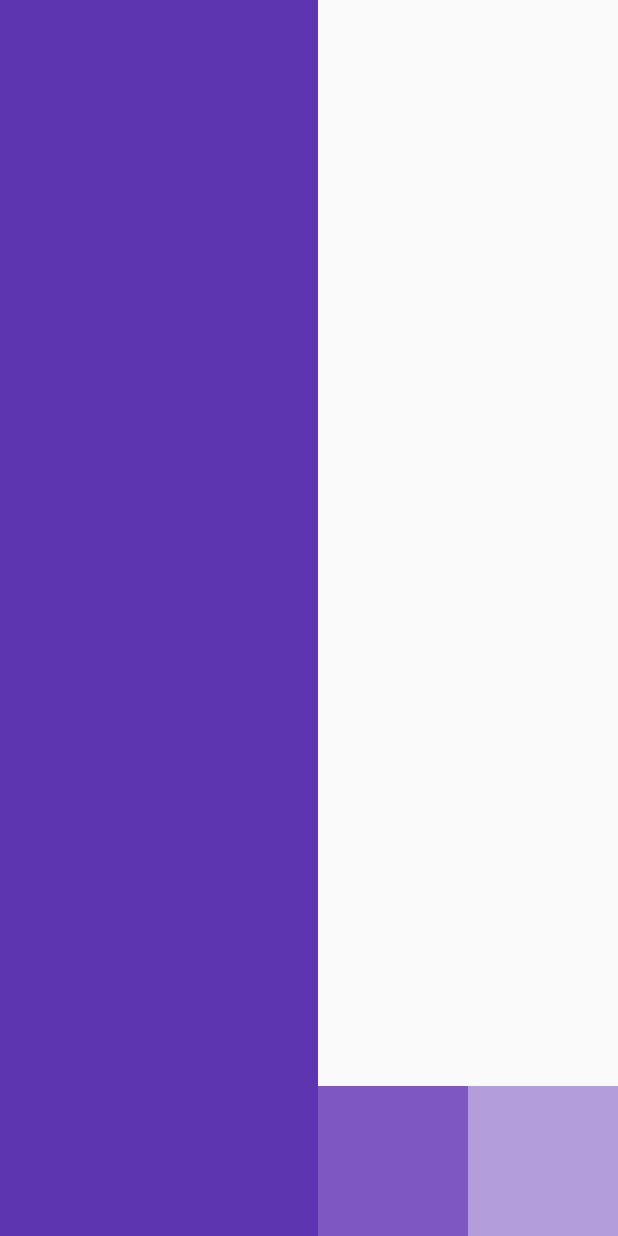
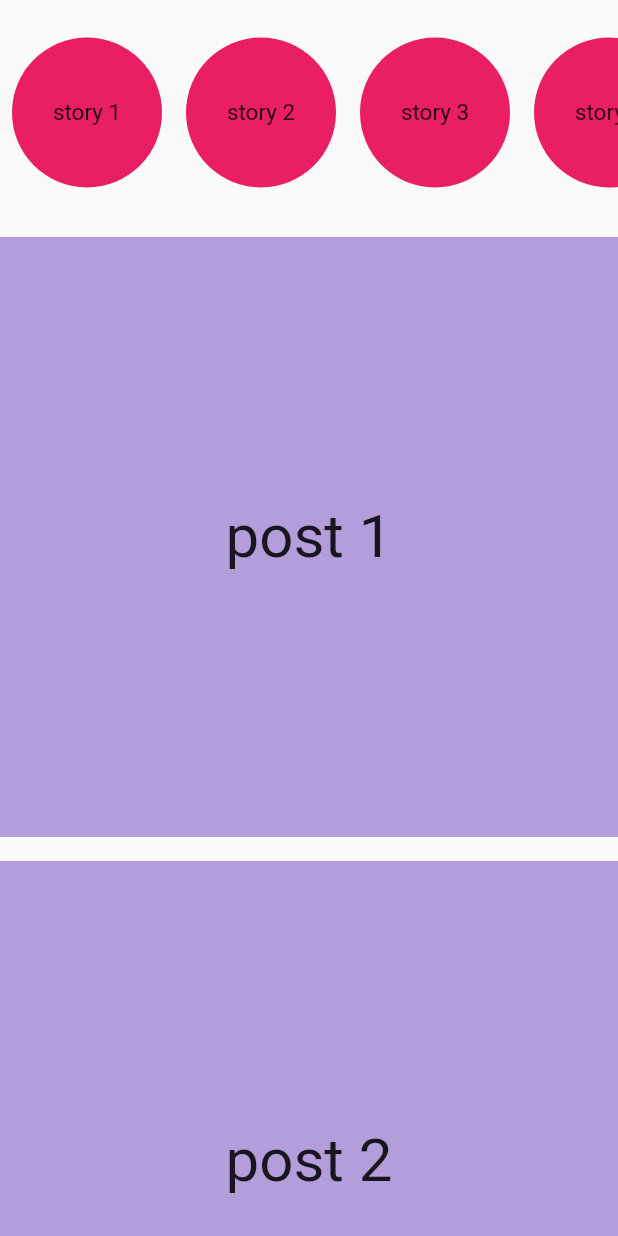
Before and after one commit to YamamotoDesu/WidgetOfKyo, a Flutter app: the screen it shows after launch, on a phone screen of 412 x 824 dp. Run offline on Flutter 3.47's test engine with Material 2 defaults, Android fonts, the phone set to English and light mode, and no system bars.

Commit message:
LISTVIEW & BUILDER

```diff
--- /dev/null
+++ b/lib/4_listview_builder/circle.dart
@@ -0,0 +1,32 @@
+import 'package:flutter/material.dart';
+
+class MyCircle extends StatelessWidget {
+  final String child;
+
+  MyCircle({
+    required this.child,
+  });
+
+  @override
+  Widget build(BuildContext context) {
+    return Padding(
+      padding: const EdgeInsets.all(8.0),
+      child: Container(
+        height: 100,
+        width: 100,
+        decoration: BoxDecoration(
+          shape: BoxShape.circle,
+          color: Colors.pink,
+        ),
+        child: Center(
+          child: Text(
+            child,
+            style: TextStyle(
+              fontSize: 15,
+            ),
+          ),
+        ),
+      ),
+    );
+  }
+}
--- /dev/null
+++ b/lib/4_listview_builder/listview_builder.dart
@@ -0,0 +1,63 @@
+import 'package:flutter/material.dart';
+import 'package:widget_of_the_kyo/4_listview_builder/circle.dart';
+import 'package:widget_of_the_kyo/4_listview_builder/squre.dart';
+
+class HomePage4 extends StatelessWidget {
+  final List _posts = [
+    'post 1',
+    'post 2',
+    'post 3',
+    'post 4',
+  ];
+
+  final List _stories = [
+    'story 1',
+    'story 2',
+    'story 3',
+    'story 4',
+    'story 5',
+  ];
+
+  @override
+  Widget build(BuildContext context) {
+    return Scaffold(
+        // body: ListView(
+        //   // physics: NeverScrollableScrollPhysics(),
+        //   children: [
+        //     MySqure(),
+        //     MySqure(),
+        //     MySqure(),
+        //     MySqure(),
+        //   ],
+        // ),
+        body: Column(
+      children: [
+        // instagram stories
+        Container(
+          height: 150,
+          child: ListView.builder(
+            scrollDirection: Axis.horizontal,
+            itemCount: _stories.length,
+            itemBuilder: (context, index) {
+              return MyCircle(
+                child: _stories[index],
+              );
+            },
+          ),
+        ),
+
+        // instagram posts
+        Expanded(
+          child: ListView.builder(
+            itemCount: _posts.length,
+            itemBuilder: (context, index) {
+              return MySqure(
+                child: _posts[index],
+              );
+            },
+          ),
+        ),
+      ],
+    ));
+  }
+}
--- /dev/null
+++ b/lib/4_listview_builder/squre.dart
@@ -0,0 +1,28 @@
+import 'package:flutter/material.dart';
+
+class MySqure extends StatelessWidget {
+  final String child;
+
+  MySqure({
+    required this.child,
+  });
+
+  @override
+  Widget build(BuildContext context) {
+    return Padding(
+      padding: const EdgeInsets.symmetric(vertical: 8.0),
+      child: Container(
+        height: 400,
+        color: Colors.deepPurple[200],
+        child: Center(
+          child: Text(
+            child,
+            style: TextStyle(
+              fontSize: 40,
+            ),
+          ),
+        ),
+      ),
+    );
+  }
+}
--- a/lib/main.dart
+++ b/lib/main.dart
@@ -1,5 +1,5 @@
 import 'package:flutter/material.dart';
-import 'package:widget_of_the_kyo/3_columns_rows/columns_rows.dart';
+import 'package:widget_of_the_kyo/4_listview_builder/listview_builder.dart';
 
 
 void main() {
@@ -17,7 +17,7 @@ class MyApp extends StatelessWidget {
       theme: ThemeData(
         primarySwatch: Colors.blue,
       ),
-      home: const HomePage3(),
+      home: HomePage4(),
     );
   }
 }
```
